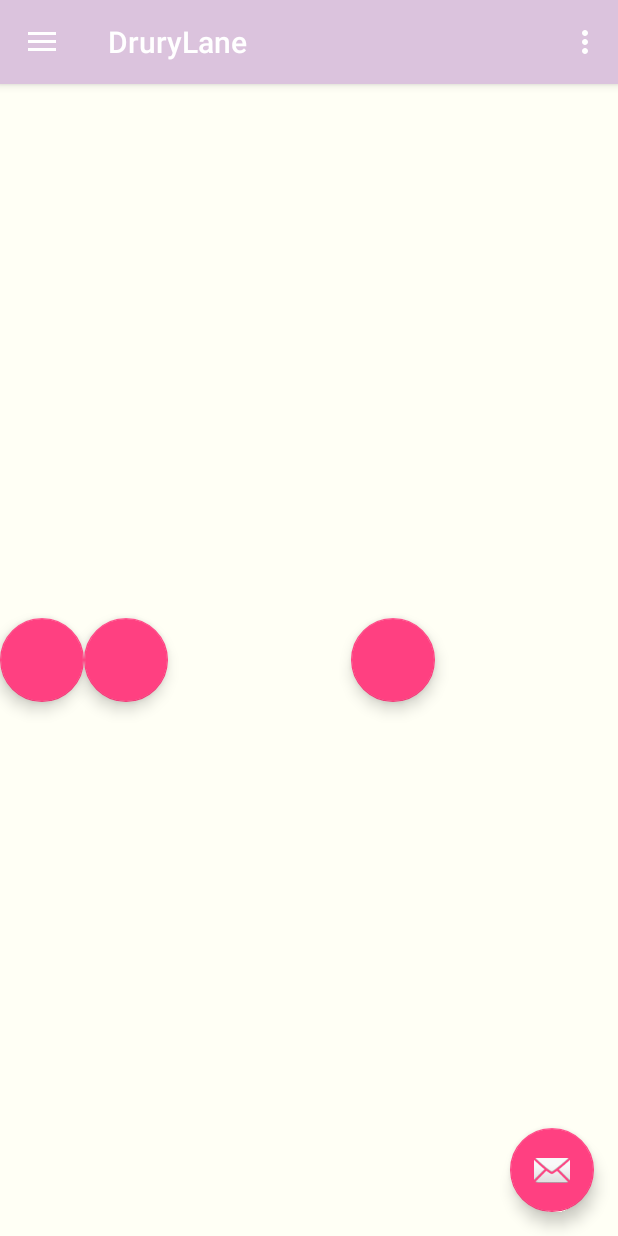
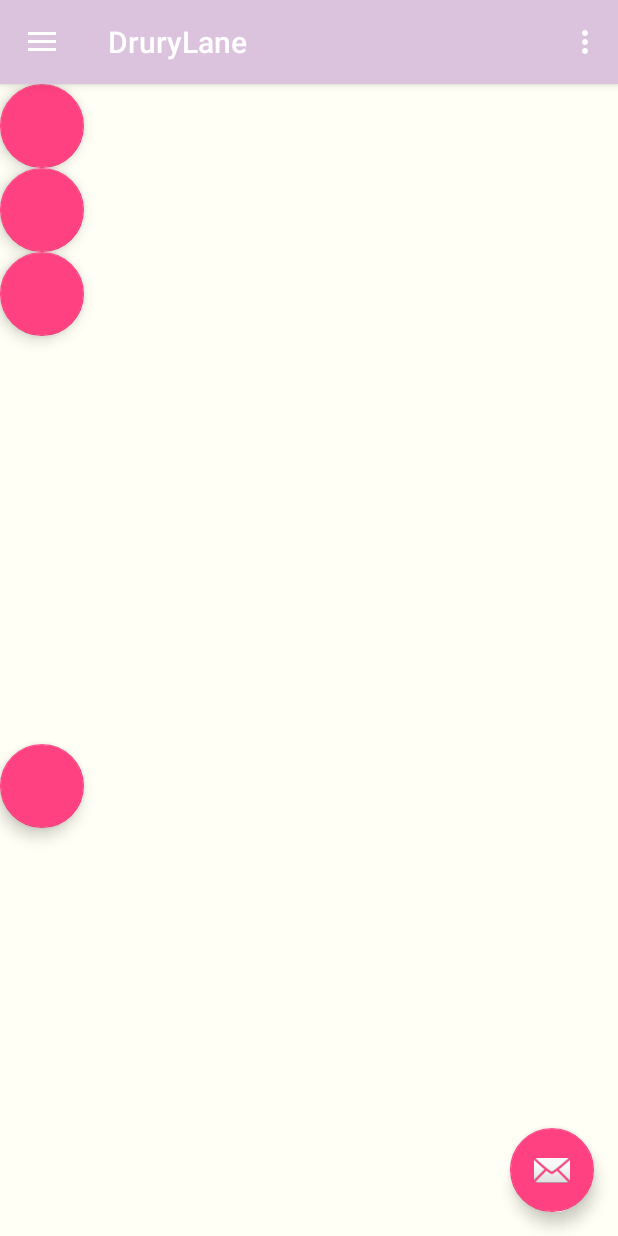
Before and after one commit to Abazzi/AndroidProject, an Android app: the screen it shows after launch (MainActivity), on a phone screen of 412 x 824 dp. Run offline under Robolectric (Android 15) with nearby library versions, the phone set to English and light mode, and no system bars.

Commit message:
trying to get the grid layout correct

```diff
--- a/app/src/main/res/layout/fragment_main.xml
+++ b/app/src/main/res/layout/fragment_main.xml
@@ -3,6 +3,8 @@
     android:layout_width="match_parent"
     android:layout_height="match_parent"
     android:background="@color/white"
+    android:columnCount="2"
+    android:rowCount="2"
     android:layout_gravity="center"
     tools:context="com.example.adambazzi.drurylane.MainFragment">
 
@@ -11,15 +13,28 @@
     <android.support.design.widget.FloatingActionButton
         android:layout_width="wrap_content"
         android:layout_height="wrap_content"
+        android:layout_column="0"
+        android:lauyout_row="0"
+        android:layout_gravity="center|end"/>
+
+    <android.support.design.widget.FloatingActionButton
+        android:layout_width="wrap_content"
+        android:layout_height="wrap_content"
+        android:layout_column="0"
+        android:lauyout_row="1"
         android:layout_gravity="center"/>
 
     <android.support.design.widget.FloatingActionButton
         android:layout_width="wrap_content"
         android:layout_height="wrap_content"
+        android:layout_column="0"
+        android:lauyout_row="0"
         android:layout_gravity="center"/>
 
     <android.support.design.widget.FloatingActionButton
         android:layout_width="wrap_content"
         android:layout_height="wrap_content"
+        android:layout_column="0"
+        android:lauyout_row="1"
         android:layout_gravity="center"/>
 </GridLayout>
```
